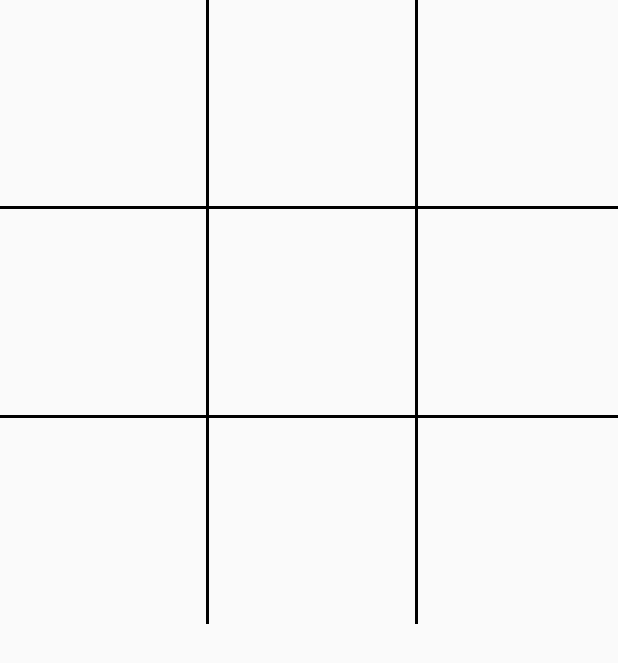
After one commit to mouraa0/tic-tac-rank, a Flutter app: the screen it shows after launch, on a phone screen of 412 x 824 dp. The commit adds this screen. Shown: the top 663 px of the screen. Run offline on Flutter 3.47's test engine with Material 2 defaults, Android fonts, the phone set to English and light mode, and no system bars.

Commit message:
feat: componentization of tic tac toe table prototype

```diff
--- /dev/null
+++ b/tic_tac_rank_app/lib/core/presenter/view/tic_tac_toe/tic_tac_toe_prototype.dart
@@ -0,0 +1,80 @@
+import 'package:flutter/material.dart';
+
+class TicTacToePrototype extends StatelessWidget {
+  const TicTacToePrototype({super.key});
+
+  @override
+  Widget build(BuildContext context) {
+    return Scaffold(
+      body: SizedBox(
+        width: MediaQuery.of(context).size.width,
+        height: MediaQuery.of(context).size.height,
+        child: const _ColumnListViewComponent(),
+      ),
+    );
+  }
+}
+
+class _ColumnListViewComponent extends StatelessWidget {
+  const _ColumnListViewComponent({
+    Key? key,
+  }) : super(key: key);
+
+  @override
+  Widget build(BuildContext context) {
+    return ListView.separated(
+      itemCount: 3,
+      shrinkWrap: true,
+      physics: const NeverScrollableScrollPhysics(),
+      scrollDirection: Axis.vertical,
+      separatorBuilder: (context, index) => const _SeparatorComponent(),
+      itemBuilder: (context, index) => const _RowsListViewComponent(),
+    );
+  }
+}
+
+class _RowsListViewComponent extends StatelessWidget {
+  const _RowsListViewComponent({
+    Key? key,
+  }) : super(key: key);
+
+  @override
+  Widget build(BuildContext context) {
+    return SizedBox(
+      height: MediaQuery.of(context).size.height / 6,
+      child: ListView.separated(
+        physics: const NeverScrollableScrollPhysics(),
+        scrollDirection: Axis.horizontal,
+        itemCount: 3,
+        separatorBuilder: (context, index) => const _SeparatorComponent(),
+        itemBuilder: (context, index) => const _SingleBoxComponent(),
+      ),
+    );
+  }
+}
+
+class _SingleBoxComponent extends StatelessWidget {
+  const _SingleBoxComponent({
+    Key? key,
+  }) : super(key: key);
+
+  @override
+  Widget build(BuildContext context) {
+    return SizedBox(
+      width: MediaQuery.of(context).size.width / 3,
+    );
+  }
+}
+
+class _SeparatorComponent extends StatelessWidget {
+  const _SeparatorComponent({
+    Key? key,
+  }) : super(key: key);
+
+  @override
+  Widget build(BuildContext context) {
+    return Container(
+      decoration: BoxDecoration(border: Border.all(color: Colors.black)),
+    );
+  }
+}
```
Also changed, not shown: tic_tac_rank_app/lib/main.dart (+1 -43 lines).
